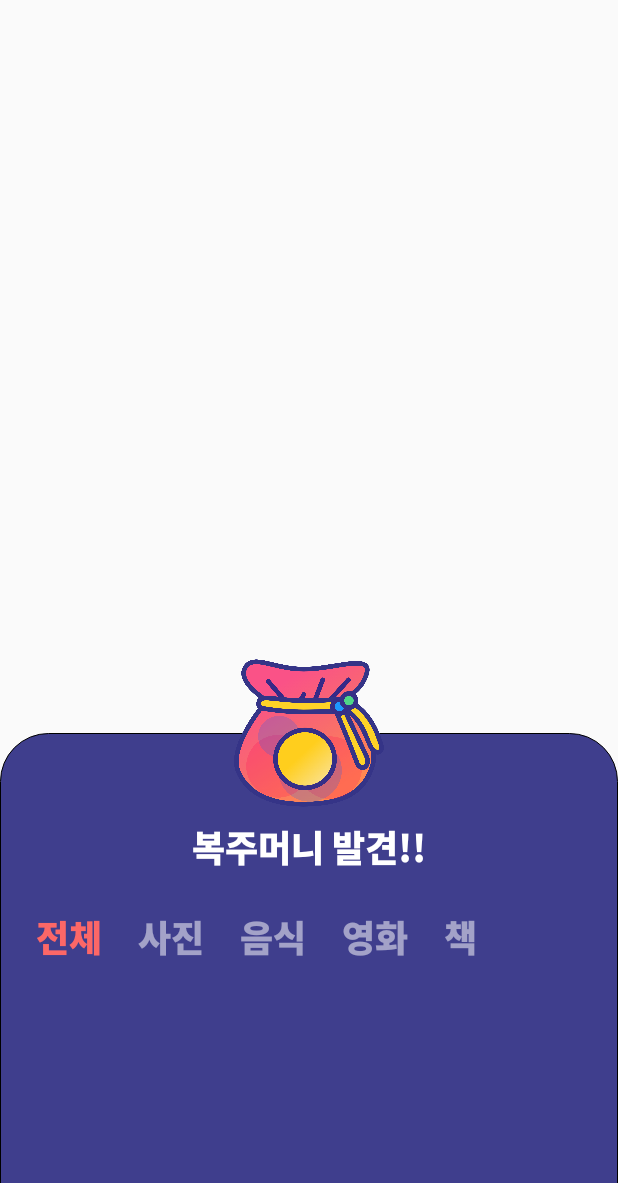
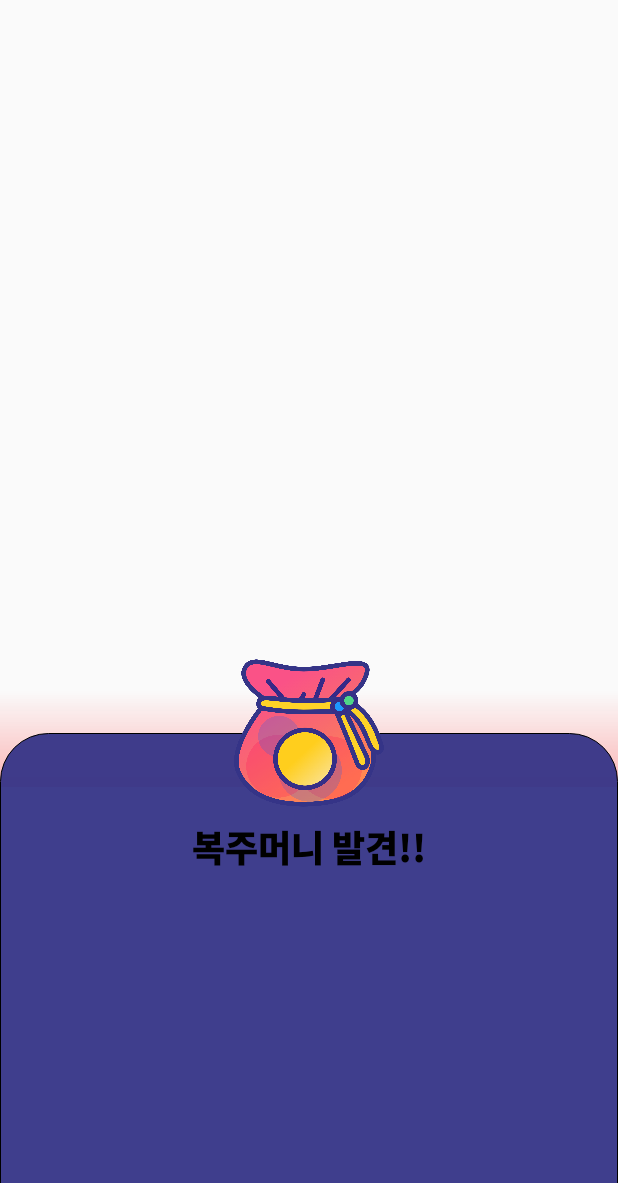
Before and after one commit to MinSeungHyun/wadong-android, an Android app: the screen it shows after launch (MapsActivity), after a tap on "전체", on a phone screen of 412 x 824 dp, the part 53-1236 px from its top. Run offline under Robolectric (Android 15) with nearby library versions, the phone set to English and light mode, and no system bars; our stand-ins replace data binding; 8 statements that could not run were skipped.

Commit message:
Edit bottom sheet design

```diff
--- a/app/src/main/java/com/seunghyun/wadong/MainViewModel.kt
+++ b/app/src/main/res/drawable/shadow_bottom_sheet.xml
@@ -1,11 +1,9 @@
-package com.seunghyun.wadong
+<?xml version="1.0" encoding="utf-8"?>
+<shape xmlns:android="http://schemas.android.com/apk/res/android"
+    android:shape="rectangle">
 
-import androidx.databinding.ObservableField
-
-class MainViewModel {
-    val selectedCategory = ObservableField<Category>(Category.ALL)
-
-    fun onCategoryButtonClick(clickedCategory: Category) {
-        selectedCategory.set(clickedCategory)
-    }
-}
+    <gradient
+        android:angle="90"
+        android:endColor="#00FC6767"
+        android:startColor="#79FC6767" />
+</shape>
--- a/app/src/main/res/layout/layout_found_bottom_sheet.xml
+++ b/app/src/main/res/layout/layout_found_bottom_sheet.xml
@@ -29,6 +29,13 @@
 
         <View
             android:layout_width="match_parent"
+            android:layout_height="64dp"
+            android:layout_marginTop="72dp"
+            android:background="@drawable/shadow_bottom_sheet"
+            app:layout_constraintTop_toTopOf="parent" />
+
+        <View
+            android:layout_width="match_parent"
             android:layout_height="0dp"
             android:background="@drawable/background_found_bottom_sheet"
             app:layout_constraintBottom_toBottomOf="parent"
@@ -52,7 +59,7 @@
             android:layout_marginTop="8dp"
             android:fontFamily="@font/noto_sans_black"
             android:text="@string/found_luck"
-            android:textColor="@android:color/white"
+            android:textColor="@android:color/black"
             android:textSize="24sp"
             android:textStyle="bold"
             app:layout_constraintEnd_toEndOf="parent"
--- a/app/src/main/res/values/colors.xml
+++ b/app/src/main/res/values/colors.xml
@@ -5,5 +5,5 @@
     <color name="colorAccent">#fc6767</color>
 
     <color name="categorySelected">@color/colorPrimary</color>
-    <color name="categoryUnselected">#85FFFFFF</color>
+    <color name="categoryUnselected">#2C000000</color>
 </resources>
```
